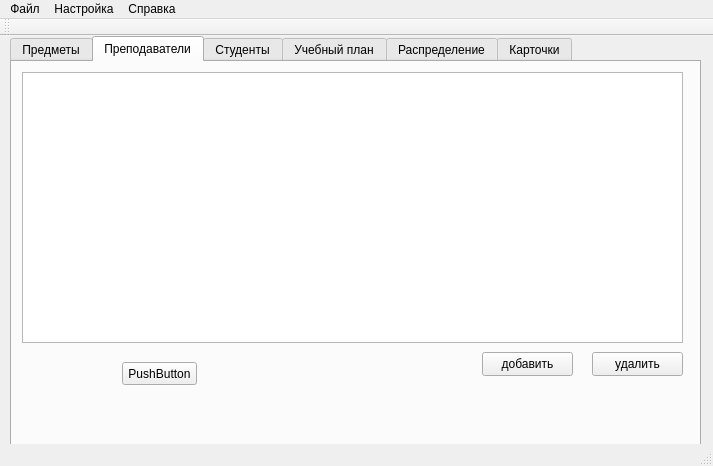
Before: the Qt Designer form mainwindow.ui in alexeypertcev/ksu-ivt-nagruzka, drawn with Qt 5.
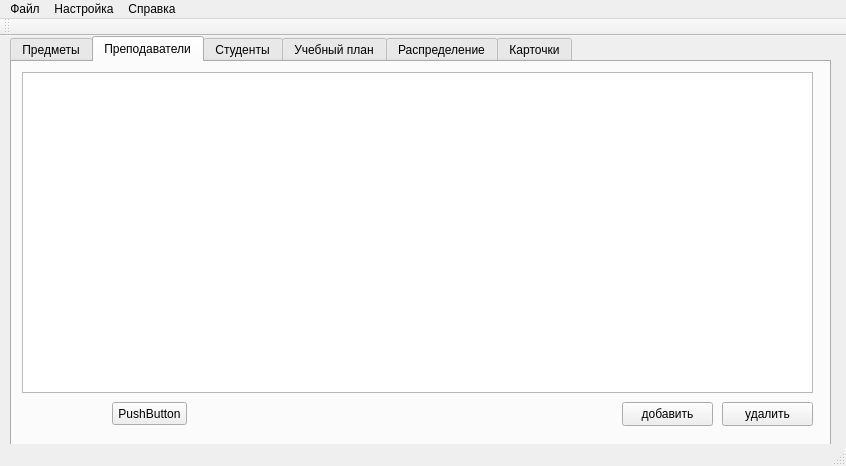
After: the same form once the commit is applied. The open tabs and pages were chosen to show the change.

The edit to the form file:
```diff
--- a/mainwindow.ui
+++ b/mainwindow.ui
@@ -6,7 +6,7 @@
    <rect>
     <x>0</x>
     <y>0</y>
-    <width>713</width>
+    <width>846</width>
     <height>466</height>
    </rect>
   </property>
@@ -19,7 +19,7 @@
      <rect>
       <x>10</x>
       <y>0</y>
-      <width>691</width>
+      <width>821</width>
       <height>411</height>
      </rect>
     </property>
@@ -80,8 +80,8 @@
      <widget class="QPushButton" name="pushButton_del_teachers">
       <property name="geometry">
        <rect>
-        <x>580</x>
-        <y>290</y>
+        <x>710</x>
+        <y>340</y>
         <width>91</width>
         <height>24</height>
        </rect>
@@ -95,8 +95,8 @@
        <rect>
         <x>10</x>
         <y>10</y>
-        <width>661</width>
-        <height>271</height>
+        <width>791</width>
+        <height>321</height>
        </rect>
       </property>
       <attribute name="verticalHeaderVisible">
@@ -106,8 +106,8 @@
      <widget class="QPushButton" name="pushButton_add_teachers">
       <property name="geometry">
        <rect>
-        <x>470</x>
-        <y>290</y>
+        <x>610</x>
+        <y>340</y>
         <width>91</width>
         <height>24</height>
        </rect>
@@ -119,8 +119,8 @@
      <widget class="QPushButton" name="pushButton">
       <property name="geometry">
        <rect>
-        <x>110</x>
-        <y>300</y>
+        <x>100</x>
+        <y>340</y>
         <width>75</width>
         <height>23</height>
        </rect>
@@ -193,8 +193,8 @@
     <rect>
      <x>0</x>
      <y>0</y>
-     <width>713</width>
-     <height>20</height>
+     <width>846</width>
+     <height>21</height>
     </rect>
    </property>
    <widget class="QMenu" name="menu">
```
Left out of the diff: 8 changed lines with no effect on the pictures.
